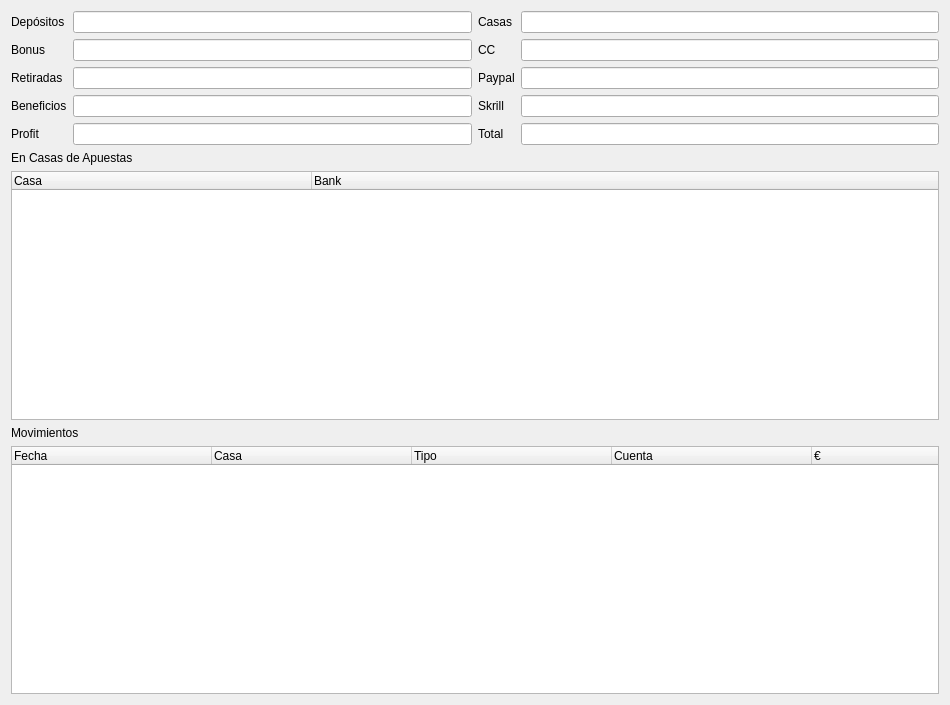
Old version of the form ui/banks.ui in the repository soker90/betcon.
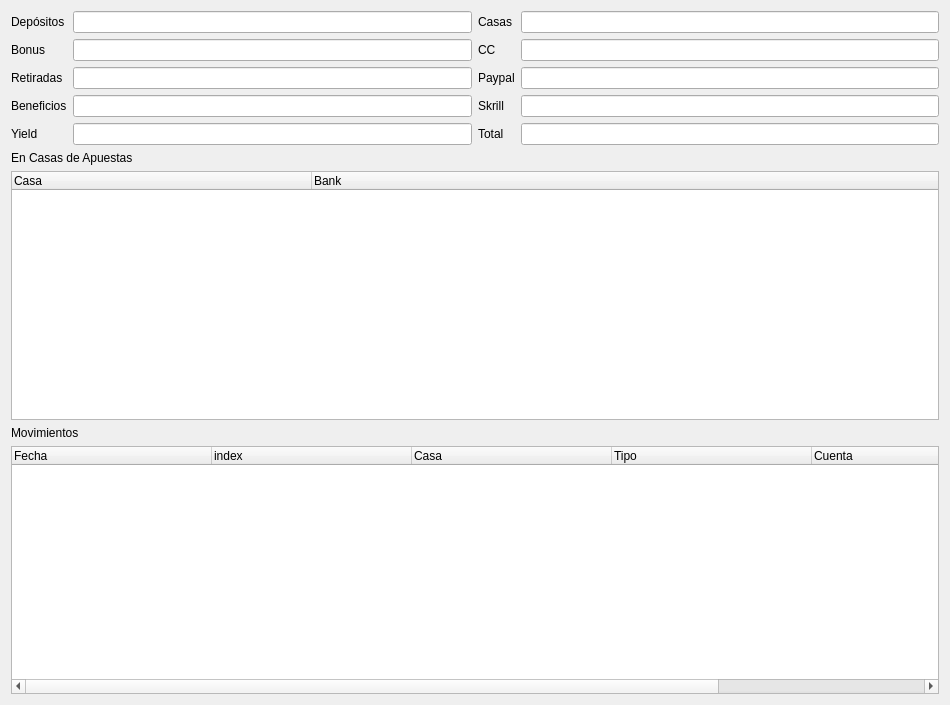
New version of the form.

Commit message: 1. Added bank management

What changed in the file:
```diff
--- a/ui/banks.ui
+++ b/ui/banks.ui
@@ -77,7 +77,7 @@
        <item row="4" column="0">
         <widget class="QLabel" name="label_24">
          <property name="text">
-          <string>Profit</string>
+          <string>Yield</string>
          </property>
         </widget>
        </item>
@@ -231,6 +231,11 @@
        <string>Fecha</string>
       </property>
      </column>
+     <column>
+      <property name="text">
+       <string>index</string>
+      </property>
+     </column>
      <column>
       <property name="text">
        <string>Casa</string>
```
Left out of the diff: 10 changed lines with no effect on the pictures. The commit also changes 15 other files.
